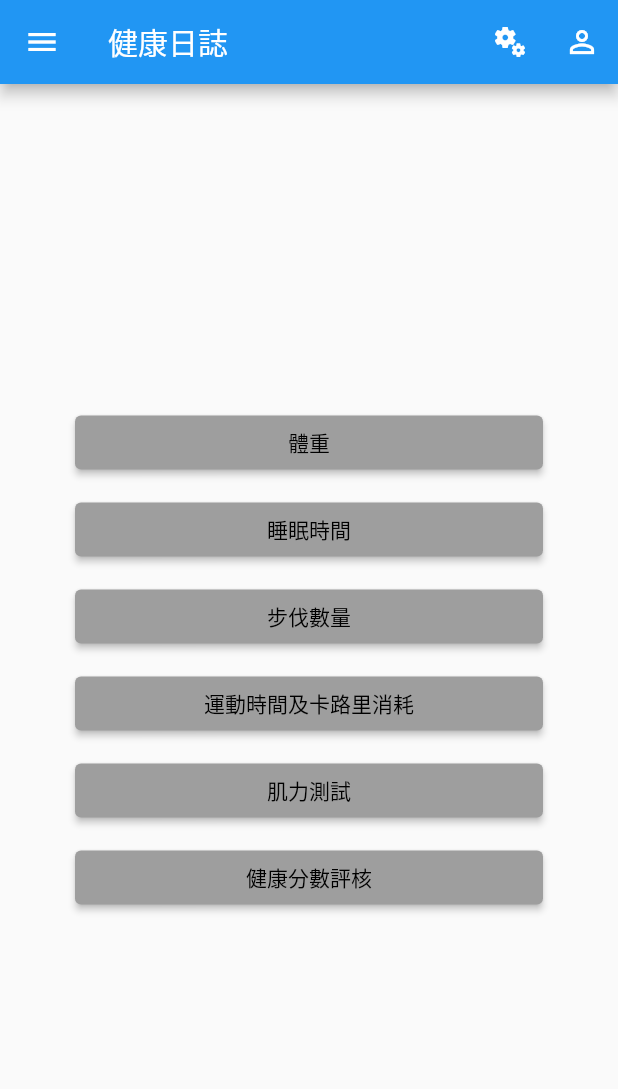
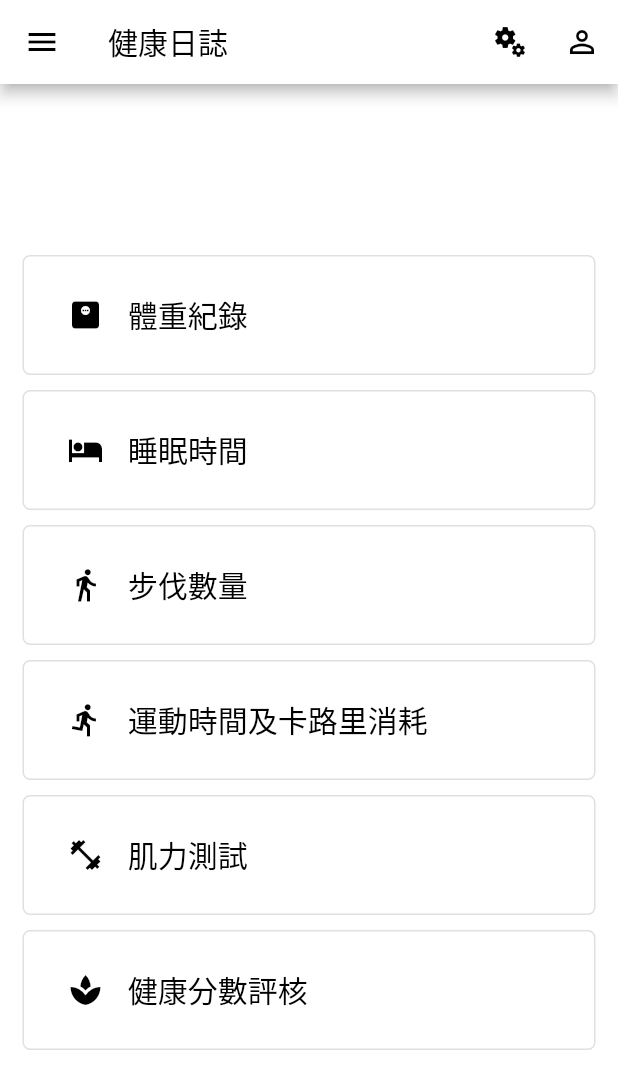
Before and after one commit to Clark1945/flutter_health_diary, a Flutter app: the screen it shows after launch, after a tap on the "send" icon, on a phone screen of 412 x 824 dp. Shown: the top 1089 px of the screen. Run offline on Flutter 3.47's test engine with Material 2 defaults, Android fonts, the light colour scheme and no system bars; our stand-ins replace date_time_picker, google_fonts, hive, hive_flutter, jiffy, pedometer and 1 more; missing offline and left inert: direct_select; accounts and stored records are empty.

Commit message:
介面調整

```diff
--- a/health1/lib/main.dart
+++ b/health1/lib/main.dart
@@ -12,40 +12,41 @@ import 'weigh.dart';
 import 'stepcount.dart';
 import 'sleeptime.dart';
 
-void main() async{
-
+void main() async {
   WidgetsFlutterBinding.ensureInitialized();
   await Hive.initFlutter();
   await Hive.openBox<int>('steps');
 
-  runApp(
-      MaterialApp(
+  runApp(MaterialApp(
     home: preface(),
-      )
-  );
+  ));
 }
+
 final name = TextEditingController();
 final sex = TextEditingController();
 final age = TextEditingController();
 final height = TextEditingController();
 final weighs = TextEditingController();
 
-class  preface extends StatelessWidget {
+class preface extends StatelessWidget {
   preface({Key? key}) : super(key: key);
+
   @override
   Widget build(BuildContext context) {
     return MaterialApp(
       home: Scaffold(
         appBar: new AppBar(
           title: Text("請先填入以下資料"),
-
           actions: [
             IconButton(
               icon: const Icon(Icons.send),
-                onPressed: (){Navigator.push(context, MaterialPageRoute(builder: (context) => MyApp()));},
+              onPressed: () {
+                Navigator.push(
+                    context, MaterialPageRoute(builder: (context) => MyApp()));
+              },
               tooltip: "提交",
             ),
-            ]
+          ],
         ),
         body: ListView(
           children: <Widget>[
@@ -55,8 +56,7 @@ class  preface extends StatelessWidget {
                   icon: Icon(Icons.assignment_ind_outlined),
                   labelText: "姓名",
                   suffix: Icon(Icons.close),
-                  hintText: "請輸入您的姓名"
-              ),
+                  hintText: "請輸入您的姓名"),
             ),
             TextField(
               controller: sex,
@@ -64,8 +64,7 @@ class  preface extends StatelessWidget {
                   icon: Icon(Icons.assignment_ind_outlined),
                   labelText: "性別",
                   suffix: Icon(Icons.close),
-                  hintText: "請輸入您的性別"
-              ),
+                  hintText: "請輸入您的性別"),
             ),
             TextField(
               controller: age,
@@ -73,8 +72,7 @@ class  preface extends StatelessWidget {
                   icon: Icon(Icons.assignment_ind_outlined),
                   labelText: "年齡",
                   suffix: Icon(Icons.close),
-                  hintText: "請輸入您的年齡"
-              ),
+                  hintText: "請輸入您的年齡"),
             ),
             TextField(
               controller: height,
@@ -82,8 +80,7 @@ class  preface extends StatelessWidget {
                   icon: Icon(Icons.assignment_ind_outlined),
                   labelText: "身高",
                   suffix: Icon(Icons.close),
-                  hintText: "請輸入您的身高"
-              ),
+                  hintText: "請輸入您的身高"),
             ),
             TextField(
               controller: weighs,
@@ -91,10 +88,8 @@ class  preface extends StatelessWidget {
                   icon: Icon(Icons.assignment_ind_outlined),
                   labelText: "體重",
                   suffix: Icon(Icons.close),
-                  hintText: "請輸入您的體重"
+                  hintText: "請輸入您的體重"),
             ),
-            ),
-
           ],
         ),
       ),
@@ -104,8 +99,12 @@ class  preface extends StatelessWidget {
 
 class MyApp extends StatelessWidget {
   const MyApp({Key? key}) : super(key: key);
+
   @override
   Widget build(BuildContext context) {
+    final devicesize = MediaQuery.of(context).size;
+    final devicewidth = devicesize.width;
+    final deviceheight = devicesize.height;
     debugPaintSizeEnabled = false;
     return MaterialApp(
       home: Scaffold(
@@ -125,7 +124,6 @@ class MyApp extends StatelessWidget {
                     Text(name.text),
                   ],
                 ),
-
               ),
               ListTile(
                 title: Text('性別：${sex.text} '),
@@ -165,73 +163,210 @@ class MyApp extends StatelessWidget {
             ],
           ),
         ),
+        backgroundColor: Colors.white,
         appBar: new AppBar(
           title: Text("健康日誌"),
+          backgroundColor: Colors.white,
+          foregroundColor: Colors.black,
           actions: <Widget>[
             IconButton(
               icon: const Icon(Icons.miscellaneous_services),
-              onPressed: (){
-              },
+              onPressed: () {},
               tooltip: "各項設定(暫定)",
             ),
             IconButton(
               icon: const Icon(Icons.perm_identity),
-              onPressed: (){
-
-              },
+              onPressed: () {},
               tooltip: "查看個人資訊(暫定)",
             ),
-
           ],
         ),
         body: Center(
             child: ListView(
           shrinkWrap: true,
           children: <Widget>[
-                InkWell(
-                  onTap: (){
+            Container(
+              child: ElevatedButton.icon(
+                icon: Icon(
+                  Icons.monitor_weight,
+                  // color: Colors.pink,
+                  size: 24.0,
+                ),
+                label: Text('  體重紀錄'),
+                onPressed: () {
+                  Navigator.push(context,
+                      MaterialPageRoute(builder: (context) => weight()));
                 },
-                  child: Container(
-                   child: ElevatedButton(child: Text('體重'),
-                      onPressed: () {Navigator.push(context, MaterialPageRoute(builder: (context) => weight()));},
-                     style: TextButton.styleFrom(primary: Colors.black,backgroundColor: Colors.grey),),
-                    margin: EdgeInsets.fromLTRB(50, 5, 50,5),
-                    //左右的Margin縮排設定
+                style: ButtonStyle(
+                  backgroundColor:
+                      MaterialStateProperty.all<Color>(Colors.white),
+                  foregroundColor: MaterialStateProperty.all(Colors.black),
+                  elevation: MaterialStateProperty.all(0),
+                  padding: MaterialStateProperty.all(
+                      EdgeInsets.fromLTRB(30, 25, 30, 25)),
+                  textStyle: MaterialStateProperty.all(TextStyle(fontSize: 20)),
+                  shape: MaterialStateProperty.all<RoundedRectangleBorder>(
+                    RoundedRectangleBorder(
+                        borderRadius: BorderRadius.circular(5.0),
+                        side: BorderSide(color: Colors.black12)),
+                  ),
+                  alignment: Alignment.centerLeft,
                 ),
               ),
-                Container(
-                  child: ElevatedButton(child: Text('睡眠時間'),
-                    onPressed: (){Navigator.push(context, MaterialPageRoute(builder: (context) => sleeptime()));},
-                    style: TextButton.styleFrom(primary: Colors.black,backgroundColor: Colors.grey),),
-                  margin: EdgeInsets.fromLTRB(50, 5, 50,5),
+              padding: EdgeInsets.fromLTRB(15, 5, 15, 5),
             ),
             Container(
-                  child: ElevatedButton(child: Text('步伐數量'),
-                    onPressed: () {Navigator.push(context, MaterialPageRoute(builder: (context) => stepcount()));},
-                    style: TextButton.styleFrom(primary: Colors.black,backgroundColor: Colors.grey),),
-                  margin: EdgeInsets.fromLTRB(50, 5, 50,5),
+              child: ElevatedButton.icon(
+                icon: Icon(
+                  Icons.hotel,
+                  // color: Colors.pink,
+                  size: 24.0,
+                ),
+                label: Text('  睡眠時間'),
+                onPressed: () {
+                  Navigator.push(context,
+                      MaterialPageRoute(builder: (context) => sleeptime()));
+                },
+                style: ButtonStyle(
+                  backgroundColor:
+                      MaterialStateProperty.all<Color>(Colors.white),
+                  foregroundColor: MaterialStateProperty.all(Colors.black),
+                  elevation: MaterialStateProperty.all(0),
+                  padding: MaterialStateProperty.all(
+                      EdgeInsets.fromLTRB(30, 25, 30, 25)),
+                  textStyle: MaterialStateProperty.all(TextStyle(fontSize: 20)),
+                  shape: MaterialStateProperty.all<RoundedRectangleBorder>(
+                    RoundedRectangleBorder(
+                        borderRadius: BorderRadius.circular(5.0),
+                        side: BorderSide(color: Colors.black12)),
+                  ),
+                  alignment: Alignment.centerLeft,
+                ),
+              ),
+              padding: EdgeInsets.fromLTRB(15, 5, 15, 5),
             ),
             Container(
-                  child: ElevatedButton(child: Text('運動時間及卡路里消耗'),
-                    onPressed: () {Navigator.push(context, MaterialPageRoute(builder: (context) => karory()));},
-                    style: TextButton.styleFrom(primary: Colors.black,backgroundColor: Colors.grey),),
-                  margin: EdgeInsets.fromLTRB(50, 5, 50,5),
+              child: ElevatedButton.icon(
+                icon: Icon(
+                  Icons.directions_walk,
+                  // color: Colors.pink,
+                  size: 24.0,
+                ),
+                label: Text('  步伐數量'),
+                onPressed: () {
+                  Navigator.push(context,
+                      MaterialPageRoute(builder: (context) => stepcount()));
+                },
+                style: ButtonStyle(
+                  backgroundColor:
+                  MaterialStateProperty.all<Color>(Colors.white),
+                  foregroundColor: MaterialStateProperty.all(Colors.black),
+                  elevation: MaterialStateProperty.all(0),
+                  padding: MaterialStateProperty.all(
+                      EdgeInsets.fromLTRB(30, 25, 30, 25)),
+                  textStyle: MaterialStateProperty.all(TextStyle(fontSize: 20)),
+                  shape: MaterialStateProperty.all<RoundedRectangleBorder>(
+                    RoundedRectangleBorder(
+                        borderRadius: BorderRadius.circular(5.0),
+                        side: BorderSide(color: Colors.black12)),
+                  ),
+                  alignment: Alignment.centerLeft,
+                ),
+              ),
+              padding: EdgeInsets.fromLTRB(15, 5, 15, 5),
             ),
             Container(
-                  child: ElevatedButton(child: Text('肌力測試'),
-                    onPressed: () {Navigator.push(context, MaterialPageRoute(builder: (context) => muscle()));},
-                    style: TextButton.styleFrom(primary: Colors.black,backgroundColor: Colors.grey),),
-                  margin: EdgeInsets.fromLTRB(50, 5, 50,5),
+              child: ElevatedButton.icon(
+                icon: Icon(
+                  Icons.directions_run,
+                  // color: Colors.pink,
+                  size: 24.0,
+                ),
+                label: Text('  運動時間及卡路里消耗'),
+                onPressed: () {
+                  Navigator.push(context,
+                      MaterialPageRoute(builder: (context) => karory()));
+                },
+                style: ButtonStyle(
+                  backgroundColor:
+                  MaterialStateProperty.all<Color>(Colors.white),
+                  foregroundColor: MaterialStateProperty.all(Colors.black),
+                  elevation: MaterialStateProperty.all(0),
+                  padding: MaterialStateProperty.all(
+                      EdgeInsets.fromLTRB(30, 25, 30, 25)),
+                  textStyle: MaterialStateProperty.all(TextStyle(fontSize: 20)),
+                  shape: MaterialStateProperty.all<RoundedRectangleBorder>(
+                    RoundedRectangleBorder(
+                        borderRadius: BorderRadius.circular(5.0),
+                        side: BorderSide(color: Colors.black12)),
+                  ),
+                  alignment: Alignment.centerLeft,
+                ),
+              ),
+              padding: EdgeInsets.fromLTRB(15, 5, 15, 5),
             ),
             Container(
-                  child: ElevatedButton(child: Text('健康分數評核'),
-                    onPressed: () {Navigator.push(context, MaterialPageRoute(builder: (context) => health_score()));},
-                    style: TextButton.styleFrom(primary: Colors.black,backgroundColor: Colors.grey,),),
-                  margin: EdgeInsets.fromLTRB(50, 5, 50,5),
+              child: ElevatedButton.icon(
+                icon: Icon(
+                  Icons.fitness_center,
+                  // color: Colors.pink,
+                  size: 24.0,
+                ),
+                label: Text('  肌力測試'),
+                onPressed: () {
+                  Navigator.push(context,
+                      MaterialPageRoute(builder: (context) => muscle()));
+                },
+                style: ButtonStyle(
+                  backgroundColor:
+                  MaterialStateProperty.all<Color>(Colors.white),
+                  foregroundColor: MaterialStateProperty.all(Colors.black),
+                  elevation: MaterialStateProperty.all(0),
+                  padding: MaterialStateProperty.all(
+                      EdgeInsets.fromLTRB(30, 25, 30, 25)),
+                  textStyle: MaterialStateProperty.all(TextStyle(fontSize: 20)),
+                  shape: MaterialStateProperty.all<RoundedRectangleBorder>(
+                    RoundedRectangleBorder(
+                        borderRadius: BorderRadius.circular(5.0),
+                        side: BorderSide(color: Colors.black12)),
+                  ),
+                  alignment: Alignment.centerLeft,
+                ),
+              ),
+              padding: EdgeInsets.fromLTRB(15, 5, 15, 5),
+            ),
+            Container(
+              child: ElevatedButton.icon(
+                icon: Icon(
+                  Icons.spa,
+                  // color: Colors.pink,
+                  size: 24.0,
+                ),
+                label: Text('  健康分數評核'),
+                onPressed: () {
+                  Navigator.push(context,
+                      MaterialPageRoute(builder: (context) => health_score()));
+                },
+                style: ButtonStyle(
+                  backgroundColor:
+                  MaterialStateProperty.all<Color>(Colors.white),
+                  foregroundColor: MaterialStateProperty.all(Colors.black),
+                  elevation: MaterialStateProperty.all(0),
+                  padding: MaterialStateProperty.all(
+                      EdgeInsets.fromLTRB(30, 25, 30, 25)),
+                  textStyle: MaterialStateProperty.all(TextStyle(fontSize: 20)),
+                  shape: MaterialStateProperty.all<RoundedRectangleBorder>(
+                    RoundedRectangleBorder(
+                        borderRadius: BorderRadius.circular(5.0),
+                        side: BorderSide(color: Colors.black12)),
+                  ),
+                  alignment: Alignment.centerLeft,
+                ),
+              ),
+              padding: EdgeInsets.fromLTRB(15, 5, 15, 15),
             ),
           ],
-            )
-        ),
+        )),
       ),
     );
   }
```
Lines whose indentation alone changed are shown as unchanged.
